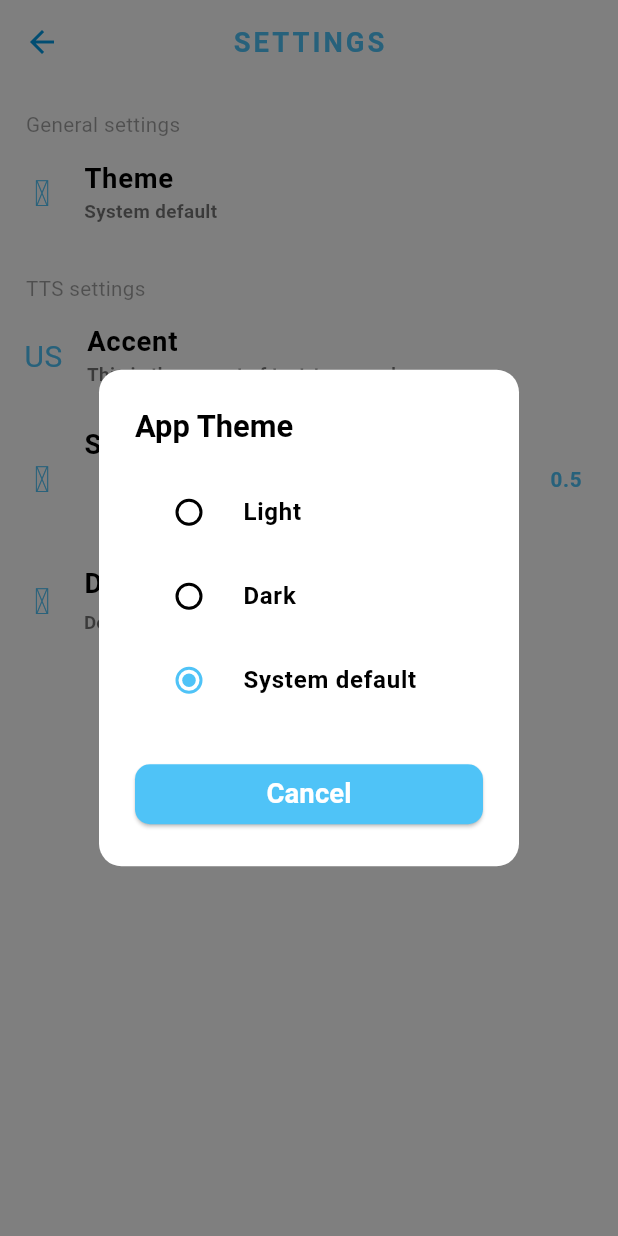
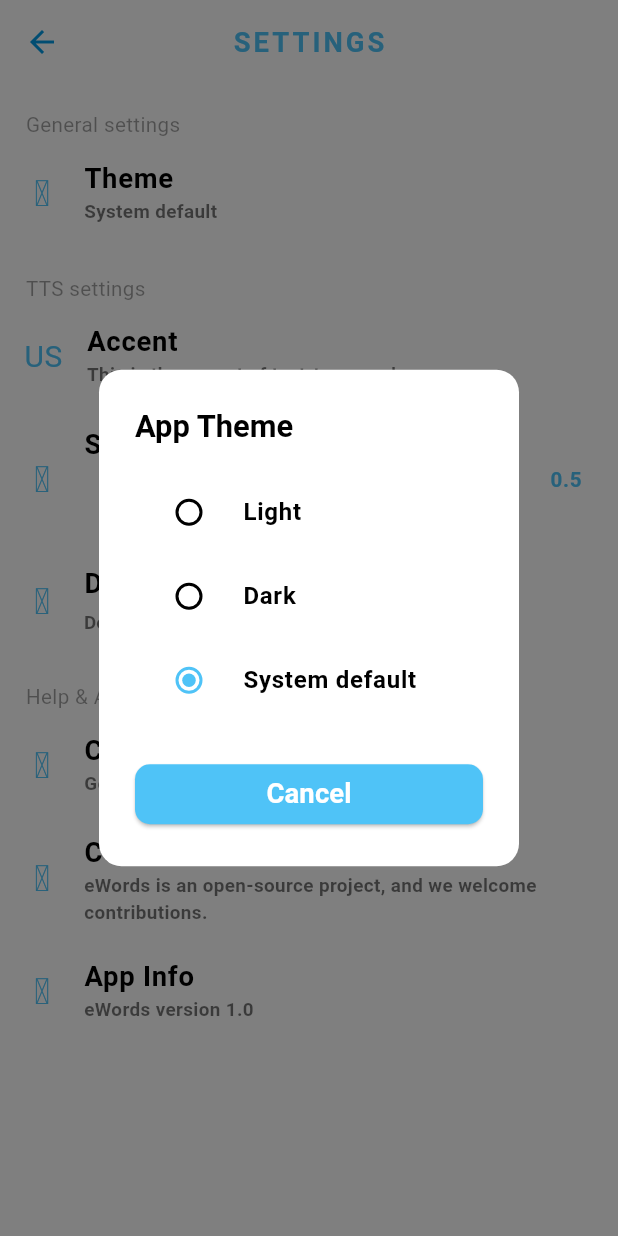
Before and after one commit to luai0yk/ewords, a Flutter app: the SettingsPage screen opened directly, after a tap on "Theme", on a phone screen of 412 x 824 dp. Run offline on Flutter 3.47's test engine with Material 3 defaults, Android fonts, the light colour scheme and no system bars; our stand-ins replace flutter_native_splash, flutter_screenutil, flutter_tts, google_mobile_ads, google_nav_bar, hugeicons and 3 more; missing offline and left inert: anchor_scroll_controller, android_intent_plus, hidable; accounts and stored records are empty; statements that could not run were skipped.

Commit message:
Added InterstitialAd, Help and About Section in Settings, and some launch email and sites functions.

```diff
--- a/lib/db/quiz_score_helper.dart
+++ b/lib/db/quiz_score_helper.dart
@@ -53,10 +53,7 @@ class QuizScoreHelper extends DBHelper {
 
     if (response.isEmpty) {
       await insertQuizScore(quizScoreModel);
-      print('empty response');
     } else {
-      print('exited response');
-
       await updateQuizScore(
           response.first['id'], quizScoreModel.correctAnswers);
     }
--- a/lib/main.dart
+++ b/lib/main.dart
@@ -1,7 +1,7 @@
 import 'package:ewords/provider/diamonds_provider.dart';
 import 'package:ewords/provider/quiz_provider.dart';
 import 'package:ewords/provider/units_provider.dart';
-import 'package:ewords/utils/ads/reward_ad.dart';
+import 'package:ewords/utils/ads/reward_ad_manager.dart';
 import 'package:flutter/material.dart';
 import 'package:flutter/services.dart';
 import 'package:flutter_native_splash/flutter_native_splash.dart';
@@ -50,21 +50,20 @@ class MyApp extends StatefulWidget {
 }
 
 class _MyAppState extends State<MyApp> {
-  late RewardAd _rewardAd;
+  RewardAdManager? _rewardAd;
 
   @override
   void initState() {
     super.initState();
     init();
 
-    _rewardAd = RewardAd(
-      context: context,
+    _rewardAd = RewardAdManager(
       onRewardEarned: () {
         context.read<DiamondsProvider>().adRewardDiamonds(diamonds: 6);
       },
     );
 
-    _rewardAd.loadRewardedAd();
+    _rewardAd!.loadRewardedAd();
   }
 
   void init() async {
--- a/lib/provider/diamonds_provider.dart
+++ b/lib/provider/diamonds_provider.dart
@@ -18,11 +18,11 @@ class DiamondsProvider with ChangeNotifier {
 
     if (score > previousScore) {
       if (score >= 90) {
-        _diamonds = (prefs.getInt('diamond') ?? 6) + 9;
+        _diamonds = (prefs.getInt('diamond') ?? 6) + 6;
       } else if (score >= 75) {
-        _diamonds = (prefs.getInt('diamond') ?? 6) + 6;
+        _diamonds = (prefs.getInt('diamond') ?? 6) + 4;
       } else if (score >= 50) {
-        _diamonds = (prefs.getInt('diamond') ?? 6) + 3;
+        _diamonds = (prefs.getInt('diamond') ?? 6) + 2;
       }
     }
 
--- /dev/null
+++ b/lib/ui/tabs/launch_site.dart
@@ -0,0 +1,16 @@
+import 'package:url_launcher/url_launcher.dart';
+
+class LaunchSite {
+  static Future<void> launch({
+    required String url,
+    required void Function(String url) onError,
+  }) async {
+    final Uri uri = Uri.parse(url);
+
+    if (await canLaunchUrl(uri)) {
+      await launchUrl(uri);
+    } else {
+      onError(url);
+    }
+  }
+}
--- a/lib/ui/tabs/settings_tab.dart
+++ b/lib/ui/tabs/settings_tab.dart
@@ -2,7 +2,10 @@ import 'package:android_intent_plus/android_intent.dart';
 import 'package:ewords/ui/dialogs/change_theme_dialog.dart';
 import 'package:ewords/ui/dialogs/change_tts_language_dialog.dart';
 import 'package:ewords/ui/dialogs/download_tts_assistant_dialog.dart';
+import 'package:ewords/ui/my_widgets/my_snackbar.dart';
+import 'package:ewords/ui/tabs/launch_site.dart';
 import 'package:ewords/utils/helpers/dialog_helper.dart';
+import 'package:ewords/utils/launch_email.dart';
 import 'package:flutter/material.dart';
 import 'package:flutter_screenutil/flutter_screenutil.dart';
 import 'package:hugeicons/hugeicons.dart';
@@ -207,6 +210,69 @@ class _SettingsPageState extends State<SettingsPage> {
               await intent.launch();
             },
           ),
+
+          Padding(
+            padding: EdgeInsets.only(top: 15.sp, left: 15.sp, right: 15.sp),
+            child: Text('Help & About', style: MyTheme().headSettingStyle),
+          ),
+          ListTile(
+            leading: HugeIcon(
+              icon: HugeIcons.strokeRoundedContact,
+              color: MyColors.themeColors[300]!,
+            ),
+            title: Text(
+              'Contact us',
+              style: MyTheme().mainTextStyle,
+            ),
+            subtitle: Text(
+              'Get in touch — we’re always here to help you!',
+              style: MyTheme().secondaryTextStyle,
+            ),
+            onTap: () {
+              LaunchEmail.launch(
+                email: 'luai0yk@gmail.com',
+                onError: (email) {
+                  MySnackBar.create(content: 'Could not launch $email');
+                },
+              );
+            },
+          ),
+          ListTile(
+            leading: HugeIcon(
+              icon: HugeIcons.strokeRoundedGithub,
+              color: MyColors.themeColors[300]!,
+            ),
+            title: Text(
+              'Contribute',
+              style: MyTheme().mainTextStyle,
+            ),
+            subtitle: Text(
+              'eWords is an open-source project, and we welcome contributions.',
+              style: MyTheme().secondaryTextStyle,
+            ),
+            onTap: () {
+              LaunchSite.launch(
+                url: 'https://github.com/luai0yk/ewords',
+                onError: (url) {
+                  MySnackBar.create(content: 'Could not launch $url');
+                },
+              );
+            },
+          ),
+          ListTile(
+            leading: HugeIcon(
+              icon: HugeIcons.strokeRoundedInformationCircle,
+              color: MyColors.themeColors[300]!,
+            ),
+            title: Text(
+              'App Info',
+              style: MyTheme().mainTextStyle,
+            ),
+            subtitle: Text(
+              'eWords version 1.0',
+              style: MyTheme().secondaryTextStyle,
+            ),
+          ),
         ],
       ),
     );
--- a/lib/utils/ads/reward_ad.dart
+++ /dev/null
@@ -1,59 +0,0 @@
-import 'package:ewords/ui/my_widgets/my_snackbar.dart';
-import 'package:ewords/utils/helpers/snackbar_helper.dart';
-import 'package:flutter/material.dart';
-import 'package:google_mobile_ads/google_mobile_ads.dart';
-
-class RewardAd {
-  late RewardedAd _rewardedAd;
-  bool _isAdLoaded = false;
-
-  final BuildContext context;
-  final Function onRewardEarned;
-
-  RewardAd({required this.context, required this.onRewardEarned});
-
-  void loadRewardedAd() {
-    RewardedAd.load(
-      adUnitId: 'ca-app-pub-3940256099942544/5224354917', // Use test ad unit ID
-      request: const AdRequest(),
-      rewardedAdLoadCallback: RewardedAdLoadCallback(
-        onAdLoaded: (RewardedAd ad) {
-          _rewardedAd = ad;
-          _isAdLoaded = true;
-          //
-          // SnackBarHelper.show(
-          //   context: context,
-          //   widget: MySnackBar.create(
-          //     content: 'You have a chance to get a reward',
-          //     label: 'Claim',
-          //     onPressed: () {
-          //       showRewardedAd();
-          //     },
-          //   ),
-          //);
-        },
-        onAdFailedToLoad: (LoadAdError error) {
-          _isAdLoaded = false;
-        },
-      ),
-    );
-  }
-
-  void showRewardedAd() {
-    if (_isAdLoaded) {
-      _rewardedAd.show(
-        onUserEarnedReward: (AdWithoutView ad, RewardItem reward) {
-          onRewardEarned();
-        },
-      );
-      loadRewardedAd(); // Load another ad
-    } else {
-      SnackBarHelper.show(
-        context: context,
-        widget: MySnackBar.create(
-          content: 'Ad is not loaded!',
-        ),
-      );
-    }
-  }
-}
--- /dev/null
+++ b/lib/utils/launch_email.dart
@@ -0,0 +1,19 @@
+import 'package:url_launcher/url_launcher.dart';
+
+class LaunchEmail {
+  static Future<void> launch({
+    required String email,
+    required void Function(String email) onError,
+  }) async {
+    final Uri emailLaunchUri = Uri(
+      scheme: 'mailto',
+      path: email,
+    );
+
+    if (await canLaunchUrl(emailLaunchUri)) {
+      await launchUrl(emailLaunchUri);
+    } else {
+      onError(email);
+    }
+  }
+}
--- a/pubspec.yaml
+++ b/pubspec.yaml
@@ -43,8 +43,8 @@ dependencies:
   flutter_native_splash: ^2.4.4
   hugeicons: ^0.0.7
   google_mobile_ads: ^5.3.1
-  scrollable_positioned_list: ^0.3.8
   anchor_scroll_controller: ^0.4.4
+  connectivity_plus: ^6.1.3
   intl: ^0.20.2
   flutter:
     sdk: flutter
```
Also changed, not shown: lib/ui/my_widgets/my_list_tile.dart (+14 -13 lines), lib/ui/my_widgets/quiz_score_card.dart (+7 -7 lines), lib/ui/pages/home_page.dart (+19 -35 lines), lib/ui/pages/unit_content_page.dart (+4 -4 lines), lib/ui/tabs/favorite_tab.dart (+10 -4 lines), lib/ui/tabs/home_tab.dart (+8 -3 lines), lib/ui/tabs/quiz_tab.dart (+13 -10 lines), lib/ui/tabs/scores_tab.dart (+12 -4 lines), lib/utils/ads/banner_ad.dart (deleted, +0 -69 lines), lib/utils/ads/interstitial_ad_manager.dart (added, +52 -0 lines), lib/utils/ads/reward_ad_manager.dart (added, +54 -0 lines), pubspec.lock, 3 other files.
